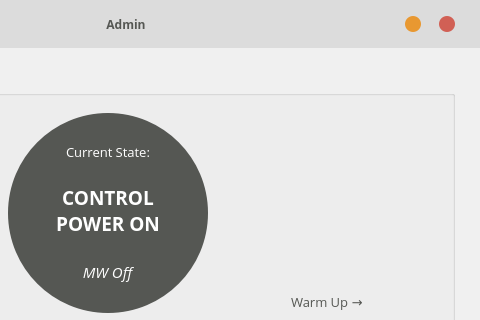
This is src/mainwindow.ui in Bridge12Technologies/Gyrotron-Control-System---OLD as Qt 5 draws it before an edit; both pictures show x 700 to 1180 and y 0 to 320 of the 1180 by 717 pixel window. The edited form follows.
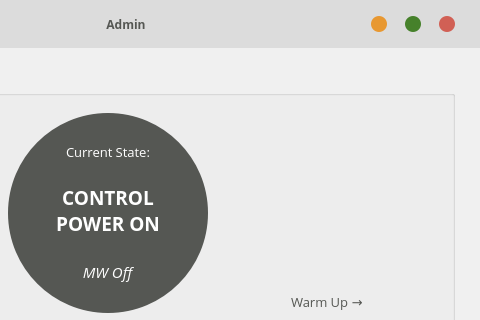
This is the edited form. Icons and pictures are not drawn. Custom widgets are drawn as their Qt base class.

```diff
--- a/src/mainwindow.ui
+++ b/src/mainwindow.ui
@@ -677,7 +677,7 @@
             <property name="font">
              <font>
               <family>Open Sans</family>
-              <pointsize>8</pointsize>
+              <pointsize>10</pointsize>
               <weight>75</weight>
               <bold>true</bold>
              </font>
@@ -722,6 +722,66 @@
             </property>
            </spacer>
           </item>
+          <item>
+           <widget class="QPushButton" name="maximize_button">
+            <property name="minimumSize">
+             <size>
+              <width>16</width>
+              <height>16</height>
+             </size>
+            </property>
+            <property name="maximumSize">
+             <size>
+              <width>16</width>
+              <height>16</height>
+             </size>
+            </property>
+            <property name="font">
+             <font>
+              <family>OpenSymbol</family>
+              <pointsize>10</pointsize>
+              <weight>75</weight>
+              <bold>true</bold>
+             </font>
+            </property>
+            <property name="styleSheet">
+             <string notr="true">QPushButton {
+border: none;
+border-radius: 8px;
+background: #46812B;
+color: transparent;
+}
+QPushButton:hover {
+/*color: rgb(28, 55, 33);*/
+color: rgb(129, 210, 111);
+}
+QPushButton:hover:pressed {
+background: #407527;
+/*color: rgb(28, 55, 33);*/
+color: black;
+}</string>
+            </property>
+            <property name="text">
+             <string>+</string>
+            </property>
+           </widget>
+          </item>
+          <item>
+           <spacer name="horizontalSpacer_7">
+            <property name="orientation">
+             <enum>Qt::Horizontal</enum>
+            </property>
+            <property name="sizeType">
+             <enum>QSizePolicy::Fixed</enum>
+            </property>
+            <property name="sizeHint" stdset="0">
+             <size>
+              <width>18</width>
+              <height>20</height>
+             </size>
+            </property>
+           </spacer>
+          </item>
           <item>
            <widget class="QPushButton" name="close_button">
             <property name="minimumSize">
```
Left out of the diff: 33 changed lines with no effect on the pictures.
